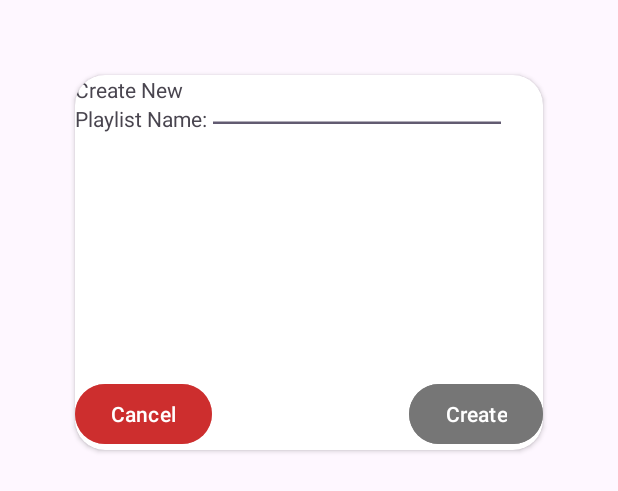
After one commit to Jamie-theo-junk/JuiceWrldPlayer, an Android app: the layout popup_playlist.xml on its own in the app's theme, with its tools: preview values and no code run, on a phone screen of 412 x 824 dp. The commit adds this screen. Shown: the top 491 px of the screen. Run offline under Robolectric (Android 15) with nearby library versions, the phone set to English and light mode, and no system bars.

Commit message:
updated readme and updated Playlist.kt

```diff
--- /dev/null
+++ b/app/src/main/java/com/Jamie/juicewrldmusicplayer/Playlist.kt
@@ -0,0 +1,6 @@
+package com.Jamie.juicewrldmusicplayer
+
+data class Playlist(
+    val id: Int = 0,
+    val name: String
+)
--- a/app/src/main/java/com/Jamie/juicewrldmusicplayer/Song.kt
+++ b/app/src/main/java/com/Jamie/juicewrldmusicplayer/Song.kt
@@ -13,5 +13,4 @@ data class Song(
     val albumImage: Long,
     val audioFile: String,
     val amountPlayed: Int,
-    val playlists:String
 )
--- a/app/src/main/java/com/Jamie/juicewrldmusicplayer/getJuiceWrldSongs.kt
+++ b/app/src/main/java/com/Jamie/juicewrldmusicplayer/getJuiceWrldSongs.kt
@@ -57,8 +57,7 @@ object getJuiceWrldSongs{
                             albumName = album ?: "Unknown Album",
                             albumImage = albumId,
                             audioFile = filePath, // Using file path hash as a unique ID
-                            amountPlayed = 0,
-                            playlists = "none"
+                            amountPlayed = 0
                         )
                     )
                 }
--- /dev/null
+++ b/app/src/main/res/layout/popup_playlist.xml
@@ -0,0 +1,55 @@
+<?xml version="1.0" encoding="utf-8"?>
+<androidx.cardview.widget.CardView xmlns:android="http://schemas.android.com/apk/res/android"
+    android:id="@+id/playlist_popup"
+    android:layout_width="match_parent"
+    android:layout_height="250dp"
+    android:layout_margin="50dp"
+    xmlns:app="http://schemas.android.com/apk/res-auto"
+    app:cardCornerRadius="20dp">
+<androidx.constraintlayout.widget.ConstraintLayout
+    android:id="@+id/playlist_constraint_layout"
+    android:layout_width="match_parent"
+    android:layout_height="match_parent">
+    <TextView
+        android:id="@+id/playlist_title"
+        android:layout_width="wrap_content"
+        android:layout_height="wrap_content"
+        app:layout_constraintTop_toTopOf="parent"
+        app:layout_constraintStart_toStartOf="parent"
+        android:text="Create New"
+        />
+    <TextView
+        android:id="@+id/playlist_name"
+        android:layout_width="wrap_content"
+        android:layout_height="wrap_content"
+        app:layout_constraintTop_toBottomOf="@id/playlist_title"
+        app:layout_constraintStart_toStartOf="@id/playlist_title"
+        android:text="Playlist Name:"/>
+
+    <EditText
+        android:id="@+id/playlist_name_edit_text"
+        android:layout_width="200dp"
+        android:layout_height="20dp"
+        app:layout_constraintStart_toEndOf="@id/playlist_name"
+        app:layout_constraintTop_toTopOf="@id/playlist_name"
+        app:layout_constraintBottom_toBottomOf="@id/playlist_name"
+        />
+
+    <Button
+        android:id="@+id/create_btn"
+        android:layout_width="wrap_content"
+        android:layout_height="wrap_content"
+        app:layout_constraintBottom_toBottomOf="parent"
+        app:layout_constraintEnd_toEndOf="parent"
+        android:backgroundTint="#ED767676"
+        android:text="Create"/>
+    <Button
+        android:id="@+id/cancel_btn"
+        android:layout_width="wrap_content"
+        android:layout_height="wrap_content"
+        app:layout_constraintBottom_toBottomOf="parent"
+        app:layout_constraintStart_toStartOf=""
+        android:backgroundTint="#ADC81717"
+        android:text="Cancel"/>
+</androidx.constraintlayout.widget.ConstraintLayout>
+</androidx.cardview.widget.CardView>
```
Also changed, not shown: app/src/main/java/com/Jamie/juicewrldmusicplayer/DbHelper.kt (+76 -38 lines), app/src/main/java/com/Jamie/juicewrldmusicplayer/PlaylistFragment.kt (+55 -32 lines), app/src/main/res/drawable/back_button_light.xml (added, +12 -0 lines), app/src/main/res/drawable/playlist_button_background.xml (added, +9 -0 lines), app/src/main/res/layout/fragment_playlist.xml (+70 -4 lines), app/src/main/java/com/Jamie/juicewrldmusicplayer/Album.kt (renamed from app/src/main/java/com/Jamie/juicewrldmusicplayer/Albums.kt), app/src/main/res/drawable/juice_background_playlist.png (added), 2 other files.
